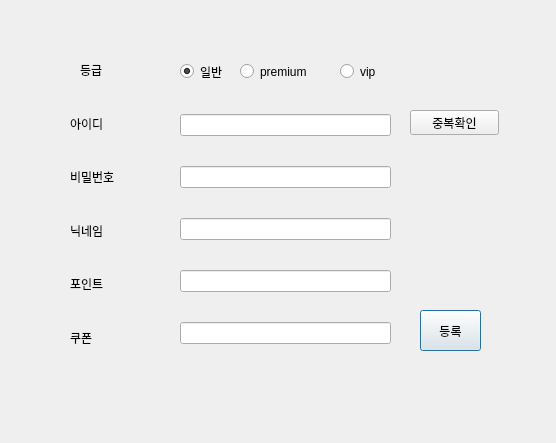
The window that server/member_add.ui (rentacar-4team/rentacar) describes before a commit, drawn with Qt 5.
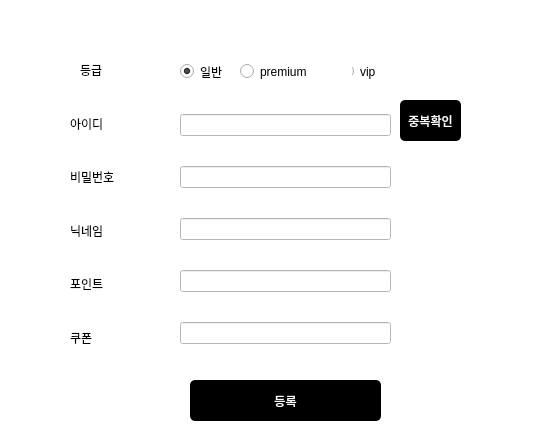
The same window after the commit.

```diff
--- a/server/member_add.ui
+++ b/server/member_add.ui
@@ -13,6 +13,9 @@
   <property name="windowTitle">
    <string>Dialog</string>
   </property>
+  <property name="styleSheet">
+   <string notr="true">background-color: rgb(255, 255, 255);</string>
+  </property>
   <widget class="QWidget" name="verticalLayoutWidget">
    <property name="geometry">
     <rect>
@@ -123,12 +126,17 @@
   <widget class="QPushButton" name="add_btn">
    <property name="geometry">
     <rect>
-     <x>420</x>
-     <y>310</y>
-     <width>61</width>
+     <x>190</x>
+     <y>380</y>
+     <width>191</width>
      <height>41</height>
     </rect>
    </property>
+   <property name="styleSheet">
+    <string notr="true">background-color: rgb(0, 0, 0);
+color: rgb(255, 255, 255);
+border-radius: 5px;</string>
+   </property>
    <property name="text">
     <string>등록</string>
    </property>
@@ -162,12 +170,17 @@
   <widget class="QPushButton" name="pushButton">
    <property name="geometry">
     <rect>
-     <x>410</x>
-     <y>110</y>
-     <width>89</width>
-     <height>25</height>
+     <x>400</x>
+     <y>100</y>
+     <width>61</width>
+     <height>41</height>
     </rect>
    </property>
+   <property name="styleSheet">
+    <string notr="true">background-color: rgb(0, 0, 0);
+color: rgb(255, 255, 255);
+border-radius: 5px</string>
+   </property>
    <property name="text">
     <string>중복확인</string>
    </property>
```
